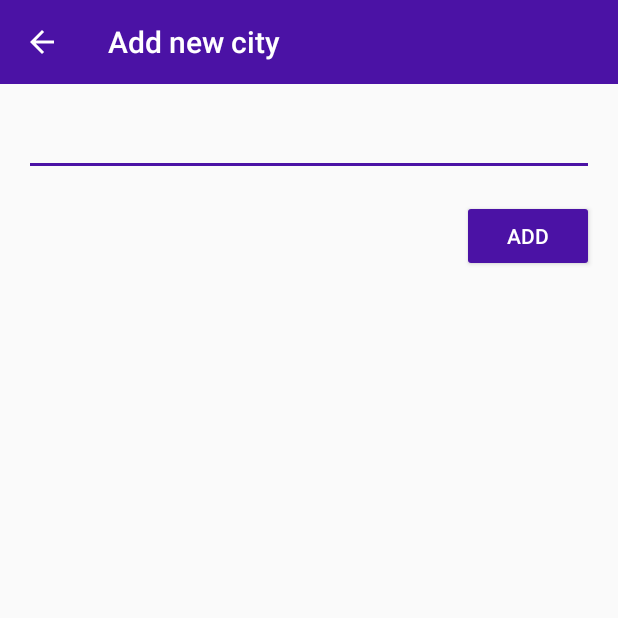
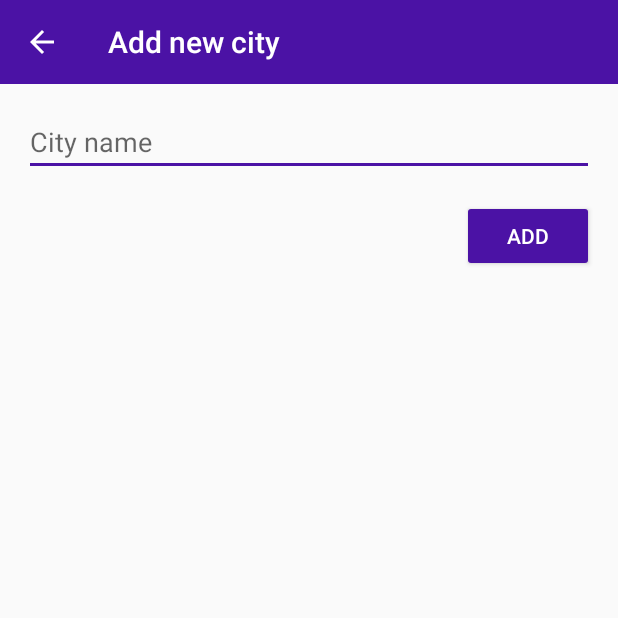
Before and after one commit to chhetrirahul/Weather, an Android app: the screen it shows after launch (AddCityActivity), after a tap on "Add city", on a phone screen of 412 x 824 dp, the top half of it. Run offline under Robolectric (Android 15) with nearby library versions, the phone set to English and light mode, and no system bars; our stand-ins replace Dagger/Hilt's generated code, RxJava, data binding; libraries missing offline, so code that uses them is left out: hu.akarnokd.rxjava3; 5 statements that could not run were skipped.

Commit message:
Use databinding and setup to save the typed city name

```diff
--- a/app/src/main/java/com/rahul/weather/ui/base/BaseActivity.kt
+++ b/app/src/main/java/com/rahul/weather/ui/base/BaseActivity.kt
@@ -21,6 +21,7 @@ abstract class BaseActivity<T : ViewDataBinding> : DaggerAppCompatActivity() {
     override fun onCreate(savedInstanceState: Bundle?) {
         super.onCreate(savedInstanceState)
         mBinding = DataBindingUtil.setContentView(this, getLayoutId())
+        mBinding.lifecycleOwner = this
     }
 
     fun setToolbar(title: String) {
--- a/app/src/main/java/com/rahul/weather/ui/city/add/AddCityActivity.kt
+++ b/app/src/main/java/com/rahul/weather/ui/city/add/AddCityActivity.kt
@@ -1,6 +1,7 @@
 package com.rahul.weather.ui.city.add
 
 import android.os.Bundle
+import android.view.View
 import androidx.lifecycle.ViewModelProvider
 import com.rahul.weather.R
 import com.rahul.weather.databinding.ActivityAddCityBinding
@@ -24,5 +25,14 @@ class AddCityActivity : BaseActivity<ActivityAddCityBinding>() {
             ViewModelProvider(this, viewModelProvider).get(AddCityViewModel::class.java)
         addCityViewModel.onActivityCreated(savedInstanceState)
         setToolbar(getString(R.string.txt_add_new_city))
+        mBinding.viewModel = addCityViewModel
+    }
+
+    fun onAddClicked(view: View) {
+        addCityViewModel.saveCityToDb()
+    }
+
+    companion object {
+        private const val TAG = "AddCityActivity"
     }
 }
--- a/app/src/main/res/layout/activity_add_city.xml
+++ b/app/src/main/res/layout/activity_add_city.xml
@@ -3,6 +3,14 @@
     xmlns:app="http://schemas.android.com/apk/res-auto"
     xmlns:tools="http://schemas.android.com/tools"
     tools:context=".ui.city.add.AddCityActivity">
+
+    <data>
+
+        <variable
+            name="viewModel"
+            type="com.rahul.weather.ui.city.add.AddCityViewModel" />
+
+    </data>
 
     <androidx.constraintlayout.widget.ConstraintLayout
         android:layout_width="match_parent"
@@ -22,7 +30,9 @@
             android:layout_marginTop="16dp"
             android:layout_marginEnd="16dp"
             android:layout_marginBottom="16dp"
+            android:hint="@string/txt_city_name"
             android:inputType="textCapSentences"
+            android:text="@={viewModel.cityName}"
             app:layout_constraintBottom_toTopOf="@+id/button"
             app:layout_constraintEnd_toEndOf="parent"
             app:layout_constraintHorizontal_bias="0.0"
@@ -37,6 +47,7 @@
             android:layout_marginTop="16dp"
             android:layout_marginEnd="16dp"
             android:backgroundTint="@color/colorPrimary"
+            android:onClick="onAddClicked"
             android:text="@string/txt_add"
             android:textColor="@color/white"
             app:layout_constraintEnd_toEndOf="parent"
--- a/app/src/main/res/values/strings.xml
+++ b/app/src/main/res/values/strings.xml
@@ -6,4 +6,5 @@
     <string name="txt_add_new_city">Add new city</string>
     <string name="msg_press_back_to_exit">Press back to exit</string>
     <string name="txt_add">Add</string>
+    <string name="txt_city_name">City name</string>
 </resources>
```
Also changed, not shown: app/src/main/java/com/rahul/weather/ui/city/add/AddCityViewModel.kt (+15 -0 lines).
